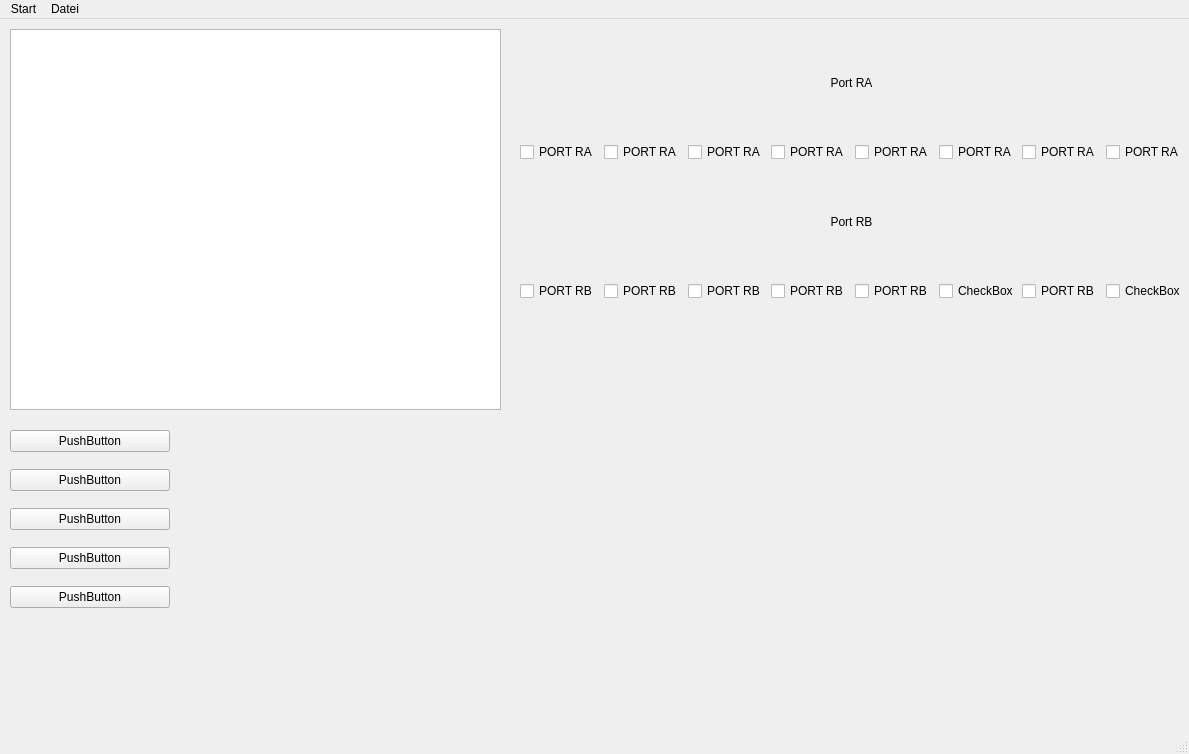
janick3110/picSimulatorPython, file simulator.ui: the form before one commit.
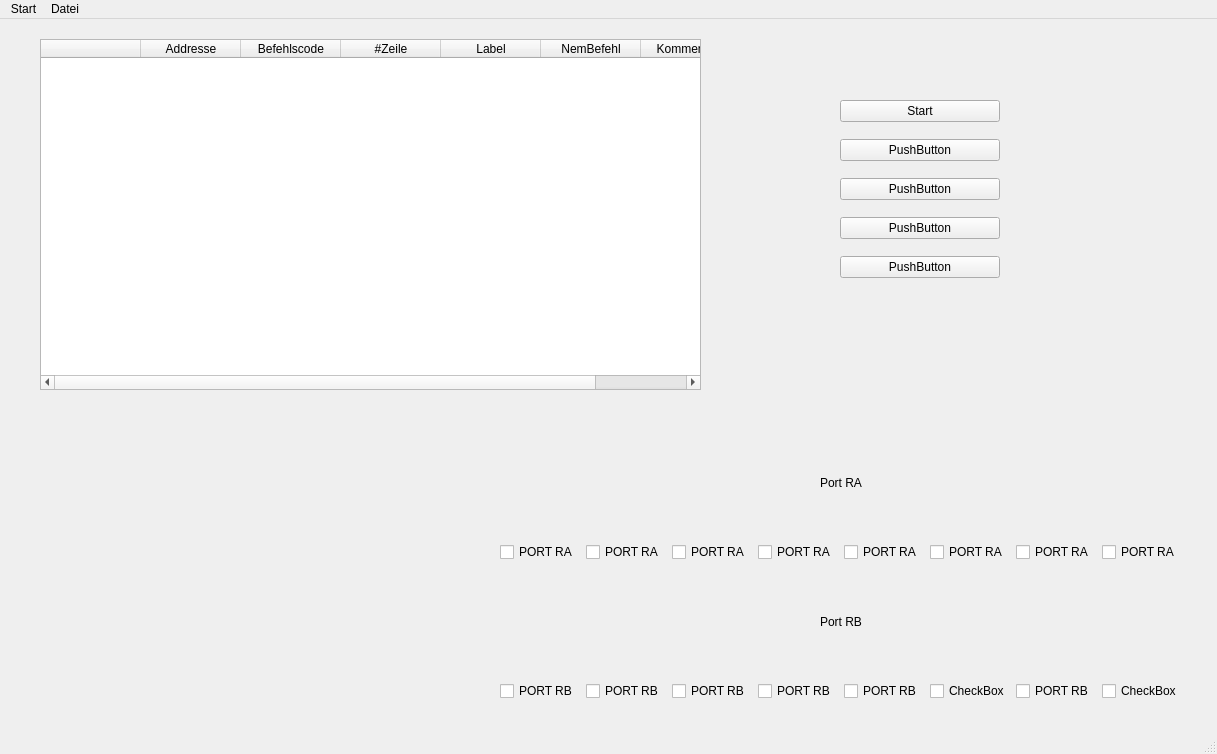
The form after the commit.

Commit message: Current State.

```diff
--- a/simulator.ui
+++ b/simulator.ui
@@ -6,7 +6,7 @@
    <rect>
     <x>0</x>
     <y>0</y>
-    <width>1189</width>
+    <width>1217</width>
     <height>754</height>
    </rect>
   </property>
@@ -14,22 +14,12 @@
    <string>MainWindow</string>
   </property>
   <widget class="QWidget" name="centralwidget">
-   <widget class="QTableView" name="showCode">
-    <property name="geometry">
-     <rect>
-      <x>10</x>
-      <y>10</y>
-      <width>491</width>
-      <height>381</height>
-     </rect>
-    </property>
-   </widget>
    <widget class="QWidget" name="verticalLayoutWidget">
     <property name="geometry">
      <rect>
-      <x>520</x>
-      <y>10</y>
-      <width>663</width>
+      <x>500</x>
+      <y>410</y>
+      <width>682</width>
       <height>272</height>
      </rect>
     </property>
@@ -207,8 +197,8 @@
    <widget class="QWidget" name="verticalLayoutWidget_4">
     <property name="geometry">
      <rect>
-      <x>10</x>
-      <y>400</y>
+      <x>840</x>
+      <y>70</y>
       <width>160</width>
       <height>201</height>
      </rect>
@@ -217,7 +207,7 @@
      <item>
       <widget class="QPushButton" name="pushButton">
        <property name="text">
-        <string>PushButton</string>
+        <string>Start</string>
        </property>
       </widget>
      </item>
@@ -251,14 +241,59 @@
      </item>
     </layout>
    </widget>
+   <widget class="QTableWidget" name="showCode">
+    <property name="geometry">
+     <rect>
+      <x>40</x>
+      <y>20</y>
+      <width>661</width>
+      <height>351</height>
+     </rect>
+    </property>
+    <column>
+     <property name="text">
+      <string/>
+     </property>
+    </column>
+    <column>
+     <property name="text">
+      <string>Addresse</string>
+     </property>
+    </column>
+    <column>
+     <property name="text">
+      <string>Befehlscode</string>
+     </property>
+    </column>
+    <column>
+     <property name="text">
+      <string>#Zeile</string>
+     </property>
+    </column>
+    <column>
+     <property name="text">
+      <string>Label</string>
+     </property>
+    </column>
+    <column>
+     <property name="text">
+      <string>NemBefehl</string>
+     </property>
+    </column>
+    <column>
+     <property name="text">
+      <string>Kommentare</string>
+     </property>
+    </column>
+   </widget>
   </widget>
   <widget class="QMenuBar" name="menubar">
    <property name="geometry">
     <rect>
      <x>0</x>
      <y>0</y>
-     <width>1189</width>
-     <height>22</height>
+     <width>1217</width>
+     <height>26</height>
     </rect>
    </property>
    <widget class="QMenu" name="menuStart">
```
Left out of the diff: 2 changed lines with no effect on the pictures. The commit also changes 2 other files.
